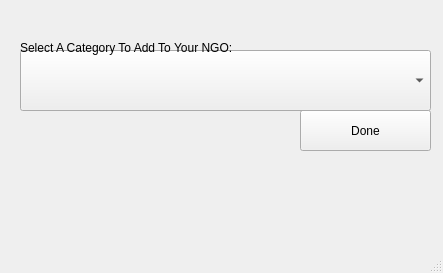
Before: the Qt Designer form Screens/NGONewCategory.ui in msaadg/NGOConnect, drawn with Qt 5.
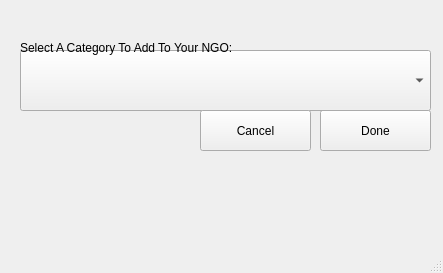
After: the same form once the commit is applied.

Commit message: added cancellation buttons and worker search functionality

What changed in the file:
```diff
--- a/Screens/NGONewCategory.ui
+++ b/Screens/NGONewCategory.ui
@@ -17,9 +17,9 @@
    <widget class="QPushButton" name="categoryDoneBtn">
     <property name="geometry">
      <rect>
-      <x>300</x>
+      <x>320</x>
       <y>110</y>
-      <width>131</width>
+      <width>111</width>
       <height>41</height>
      </rect>
     </property>
@@ -50,6 +50,19 @@
      <string>Select A Category To Add To Your NGO:</string>
     </property>
    </widget>
+   <widget class="QPushButton" name="categoryCancelBtn">
+    <property name="geometry">
+     <rect>
+      <x>200</x>
+      <y>110</y>
+      <width>111</width>
+      <height>41</height>
+     </rect>
+    </property>
+    <property name="text">
+     <string>Cancel</string>
+    </property>
+   </widget>
   </widget>
   <widget class="QMenuBar" name="menubar">
    <property name="geometry">
```
The commit also changes 27 other files.
